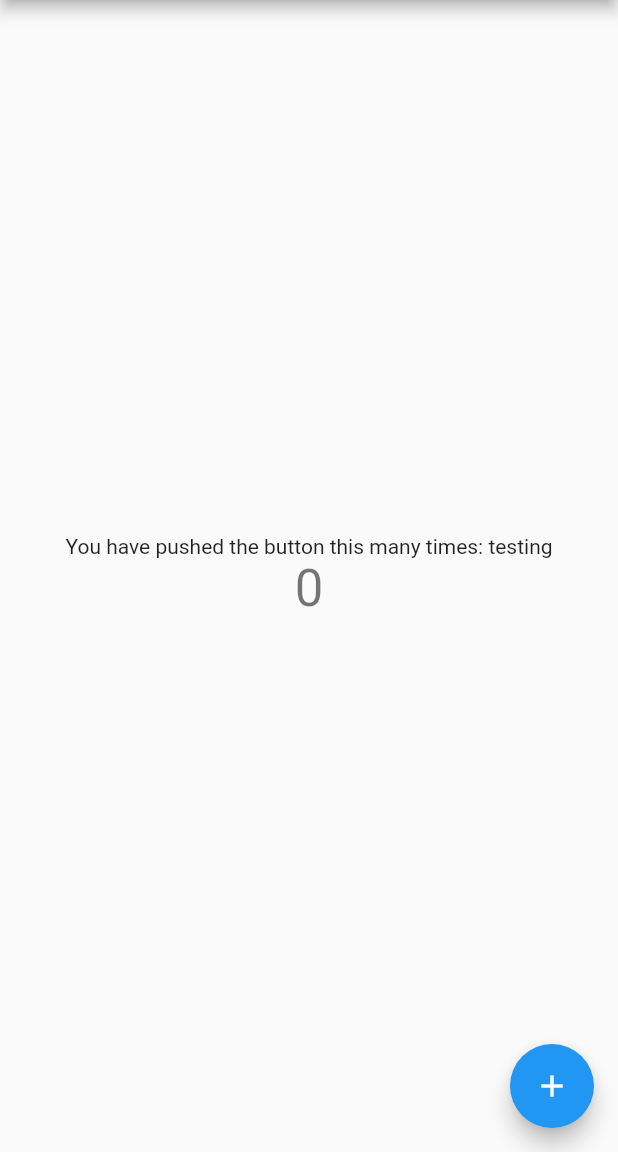
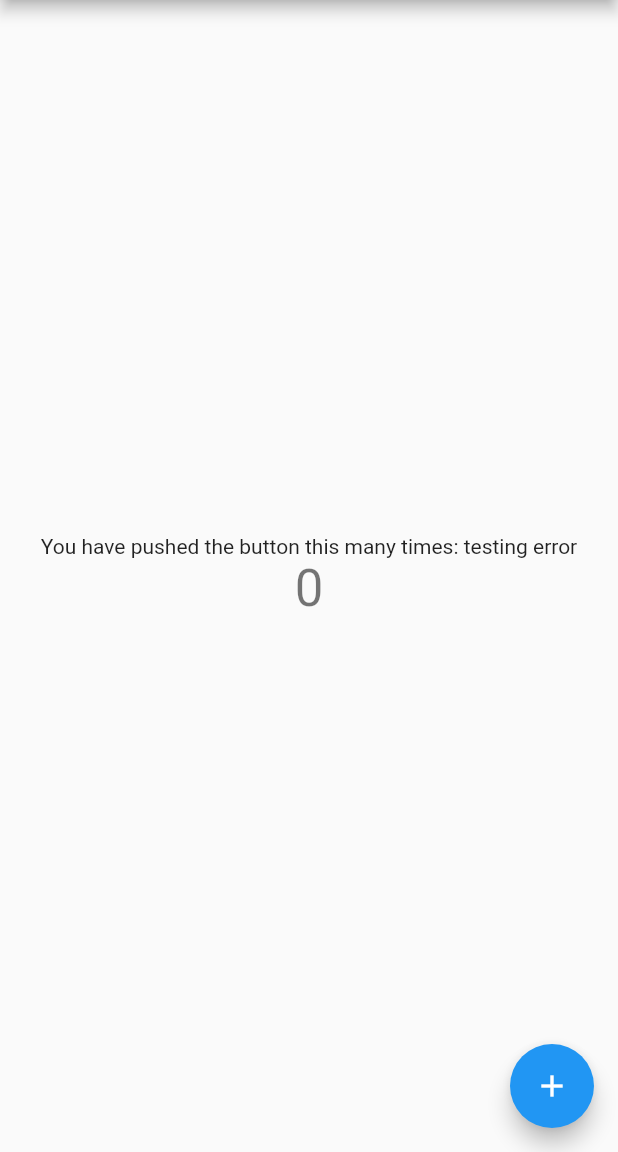
Before and after one commit to syntax-error35/technician_data_check, a Flutter app: the screen it shows after launch, on a phone screen of 412 x 824 dp, the part 84-1236 px from its top. Run offline on Flutter 3.47's test engine with Material 2 defaults, Android fonts, the phone set to English and light mode, and no system bars.

Commit message:
[Update] issue resolving

```diff
--- a/lib/main.dart
+++ b/lib/main.dart
@@ -96,7 +96,7 @@ class _MyHomePageState extends State<MyHomePage> {
           mainAxisAlignment: MainAxisAlignment.center,
           children: <Widget>[
             const Text(
-              'You have pushed the button this many times: testing',
+              'You have pushed the button this many times: testing error',
             ),
             Text(
               '$_counter',
```
